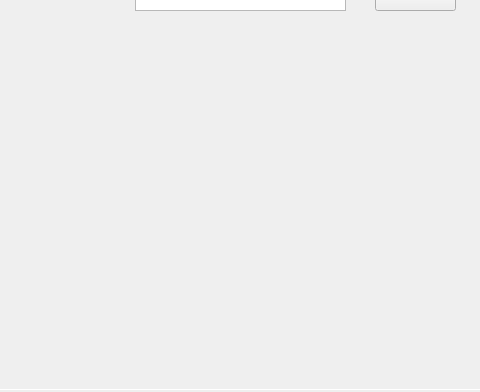
The window that FirstqtUI.ui (AlanPerez001/SMS-GSM) describes before a commit, drawn with Qt 5; both pictures show x 406 to 886 and y 310 to 702 of the 1048 by 702 pixel window.
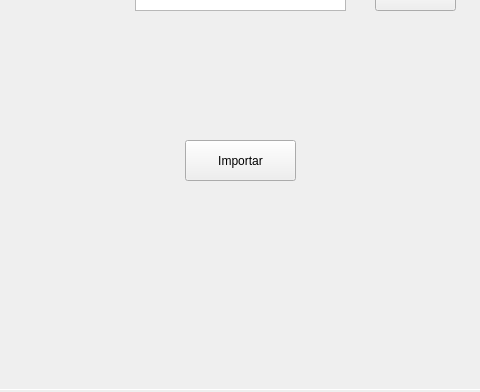
The same window after the commit.

Commit message: Importar datos a campaña desde xlsx

```diff
--- a/FirstqtUI.ui
+++ b/FirstqtUI.ui
@@ -2387,6 +2387,19 @@
        <string>Introduce el nombre de la capaña:</string>
       </property>
      </widget>
+     <widget class="QPushButton" name="Importar_db">
+      <property name="geometry">
+       <rect>
+        <x>370</x>
+        <y>380</y>
+        <width>111</width>
+        <height>41</height>
+       </rect>
+      </property>
+      <property name="text">
+       <string>Importar</string>
+      </property>
+     </widget>
     </widget>
    </widget>
    <widget class="QPushButton" name="IniciarBTN">
```
The commit also changes 6 other files.
